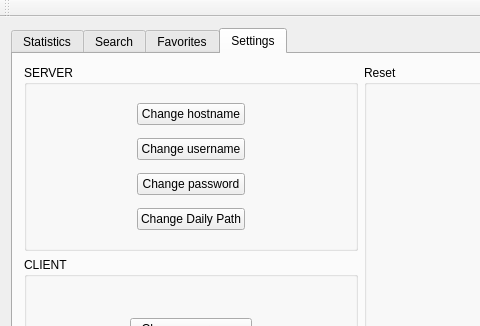
Above: mainwindow.ui from aeternesatiatus/SafeSync before the change; both pictures show x 0 to 480 and y 0 to 326 of the 721 by 488 pixel window. Below: the same form after it.
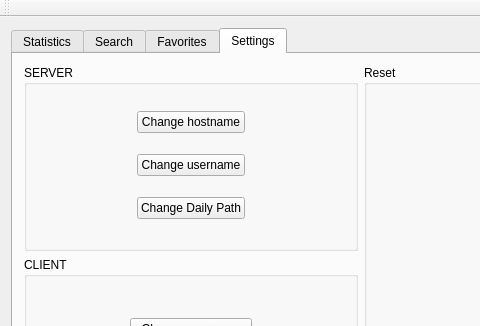
That is the form after the change. Icons and pictures are not drawn.

Diff of the .ui file:
```diff
--- a/mainwindow.ui
+++ b/mainwindow.ui
@@ -1766,7 +1766,7 @@
            <string>SERVER</string>
           </property>
           <layout class="QGridLayout" name="gridLayout_8">
-           <item row="3" column="0">
+           <item row="2" column="0">
             <spacer name="horizontalSpacer_21">
              <property name="orientation">
               <enum>Qt::Horizontal</enum>
@@ -1779,14 +1779,14 @@
              </property>
             </spacer>
            </item>
-           <item row="3" column="1">
+           <item row="2" column="1">
             <widget class="QPushButton" name="CServerDailyButton">
              <property name="text">
               <string>Change Daily Path</string>
              </property>
             </widget>
            </item>
-           <item row="3" column="2">
+           <item row="2" column="2">
             <spacer name="horizontalSpacer_22">
              <property name="orientation">
               <enum>Qt::Horizontal</enum>
@@ -1806,13 +1806,6 @@
              </property>
             </widget>
            </item>
-           <item row="2" column="1">
-            <widget class="QPushButton" name="CServerPassButton">
-             <property name="text">
-              <string>Change password</string>
-             </property>
-            </widget>
-           </item>
            <item row="0" column="1">
             <widget class="QPushButton" name="CServerHostButton">
              <property name="text">
@@ -1872,32 +1865,6 @@
              </property>
             </spacer>
            </item>
-           <item row="2" column="0">
-            <spacer name="horizontalSpacer_15">
-             <property name="orientation">
-              <enum>Qt::Horizontal</enum>
-             </property>
-             <property name="sizeHint" stdset="0">
-              <size>
-               <width>40</width>
-               <height>20</height>
-              </size>
-             </property>
-            </spacer>
-           </item>
-           <item row="2" column="2">
-            <spacer name="horizontalSpacer_16">
-             <property name="orientation">
-              <enum>Qt::Horizontal</enum>
-             </property>
-             <property name="sizeHint" stdset="0">
-              <size>
-               <width>40</width>
-               <height>20</height>
-              </size>
-             </property>
-            </spacer>
-           </item>
           </layout>
          </widget>
         </item>
```
